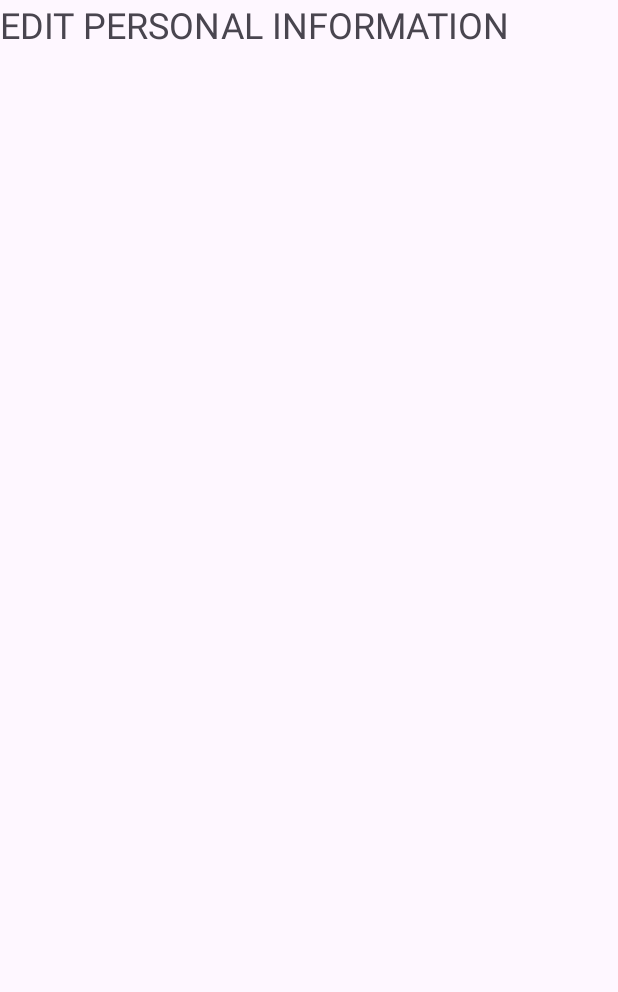
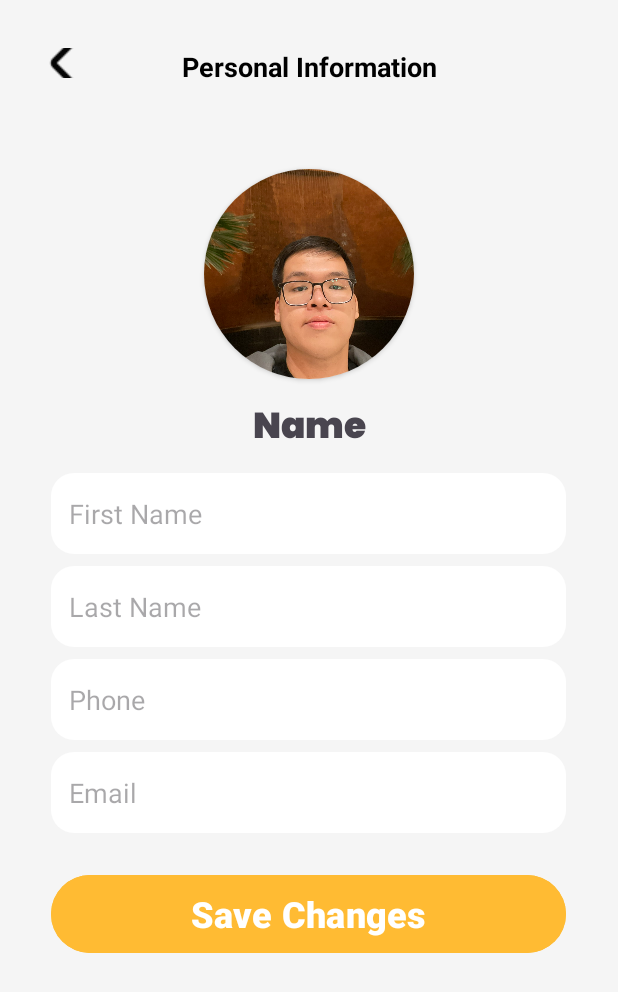
Before and after one commit to ct101apcs/Travelookup, an Android app: the PersonalInfoEditActivity screen opened directly, with no data from a screen before it, on a phone screen of 412 x 824 dp. Shown: the top 992 px of the screen. Run offline under Robolectric (Android 15) with nearby library versions, the phone set to English and light mode, and no system bars.

Commit message:
basic personal info edit

```diff
--- a/app/src/main/java/com/example/travelookup/MainActivity.kt
+++ b/app/src/main/java/com/example/travelookup/MainActivity.kt
@@ -5,6 +5,7 @@ import android.content.Intent
 import android.content.SharedPreferences
 import android.os.Bundle
 import android.os.Handler
+import android.os.Looper
 import android.widget.SeekBar
 import android.widget.Toast
 import androidx.activity.enableEdgeToEdge
@@ -26,8 +27,6 @@ class MainActivity : AppCompatActivity() {
         super.onCreate(savedInstanceState)
         binding = ActivityMainBinding.inflate(layoutInflater)
         setContentView(binding.root)
-
-//        setContentView(R.layout.activity_main)
 
         sharedPref = getSharedPreferences(AppUtils.USERS_SHARED_PREF, AppUtils.PRIVATE_MODE)
 
@@ -51,6 +50,6 @@ class MainActivity : AppCompatActivity() {
             Snackbar.LENGTH_SHORT
         ).show()
 
-        Handler().postDelayed({ doubleBackToExitPressedOnce = false }, 1000)
+        Handler(Looper.getMainLooper()).postDelayed({ doubleBackToExitPressedOnce = false }, 2000)
     }
 }
--- a/app/src/main/java/com/example/travelookup/PersonalInfoEditActivity.kt
+++ b/app/src/main/java/com/example/travelookup/PersonalInfoEditActivity.kt
@@ -2,6 +2,9 @@ package com.example.travelookup
 
 import android.content.SharedPreferences
 import android.os.Bundle
+import android.view.MenuItem
+import android.view.View
+import android.widget.ImageButton
 import androidx.appcompat.app.AppCompatActivity
 
 class PersonalInfoEditActivity : AppCompatActivity() {
@@ -9,5 +12,10 @@ class PersonalInfoEditActivity : AppCompatActivity() {
     override fun onCreate(savedInstanceState: Bundle?) {
         super.onCreate(savedInstanceState)
         setContentView(R.layout.personal_info_edit)
+
+        val backButton:ImageButton = findViewById(R.id.back_button)
+        backButton.setOnClickListener {
+            finish()
+        }
     }
 }
--- /dev/null
+++ b/app/src/main/res/drawable/info_edit_background.xml
@@ -0,0 +1,8 @@
+<?xml version="1.0" encoding="utf-8"?>
+<shape xmlns:android="http://schemas.android.com/apk/res/android"
+    android:shape="rectangle">
+    <size android:width="343dp"
+        android:height="54dp"/>
+    <solid android:color="@color/white"/>
+    <corners android:radius="15dp"/>
+</shape>
--- a/app/src/main/res/layout/personal_info_edit.xml
+++ b/app/src/main/res/layout/personal_info_edit.xml
@@ -1,15 +1,116 @@
 <?xml version="1.0" encoding="utf-8"?>
-<androidx.constraintlayout.widget.ConstraintLayout xmlns:android="http://schemas.android.com/apk/res/android"
+<ScrollView xmlns:android="http://schemas.android.com/apk/res/android"
     xmlns:tools="http://schemas.android.com/tools"
     android:layout_width="match_parent"
-    android:layout_height="match_parent">
+    android:layout_height="match_parent"
+    xmlns:app="http://schemas.android.com/apk/res-auto"
+    android:background="#F5F5F5"
+    android:padding="16dp">
 
-    <TextView
-        android:layout_width="wrap_content"
+    <LinearLayout
+        android:layout_width="match_parent"
         android:layout_height="wrap_content"
-        android:text="EDIT PERSONAL INFORMATION"
-        android:textSize="24sp"
-        android:layout_marginTop="16dp"
-        tools:ignore="MissingConstraints" />
+        android:orientation="vertical">
 
-</androidx.constraintlayout.widget.ConstraintLayout>
+        <RelativeLayout
+            android:layout_width="match_parent"
+            android:layout_height="match_parent"
+            android:padding="16dp">
+
+            <TextView
+                android:id="@+id/personal_info_title"
+                android:layout_width="match_parent"
+                android:layout_height="wrap_content"
+                android:text="Personal Information"
+                style="@style/DefaultTitle"
+                android:layout_gravity="center_horizontal"
+                android:layout_marginBottom="16dp" />
+
+            <ImageButton
+                android:id="@+id/back_button"
+                android:layout_width="20dp"
+                android:layout_height="20dp"
+                android:src="@drawable/ic_back_arrow"
+                android:contentDescription="Back Button"
+                android:background="?android:attr/selectableItemBackground" />
+        </RelativeLayout>
+
+        <!-- Avatar -->
+        <androidx.cardview.widget.CardView
+            android:layout_width="140dp"
+            android:layout_height="140dp"
+            android:layout_marginTop="24dp"
+            android:layout_gravity="center_horizontal"
+            app:cardCornerRadius="70dp">
+
+            <ImageView
+                android:id="@+id/profile_avatar"
+                android:layout_width="match_parent"
+                android:layout_height="match_parent"
+                android:scaleType="centerCrop"
+                android:src="@drawable/ic_profile_avatar" />
+        </androidx.cardview.widget.CardView>
+
+        <TextView
+            android:layout_width="match_parent"
+            android:layout_height="wrap_content"
+            android:layout_marginTop="12dp"
+            android:fontFamily="@font/poppins_black"
+            android:gravity="center"
+            android:textSize="24sp"
+            android:text="Name">
+        </TextView>
+
+        <EditText
+            android:id="@+id/first_name_edit_text"
+            android:layout_width="343dp"
+            android:layout_height="54dp"
+            android:layout_marginTop="8dp"
+            android:background="@drawable/info_edit_background"
+            android:layout_gravity="center_horizontal"
+            android:hint="First Name"
+            android:padding="12dp">
+        </EditText>
+
+        <EditText
+            android:id="@+id/last_name_edit_text"
+            android:layout_width="343dp"
+            android:layout_height="54dp"
+            android:layout_marginTop="8dp"
+            android:background="@drawable/info_edit_background"
+            android:layout_gravity="center_horizontal"
+            android:hint="Last Name"
+            android:padding="12dp">
+        </EditText>
+
+        <EditText
+            android:id="@+id/phone_edit_text"
+            android:layout_width="343dp"
+            android:layout_height="54dp"
+            android:layout_marginTop="8dp"
+            android:background="@drawable/info_edit_background"
+            android:layout_gravity="center_horizontal"
+            android:hint="Phone"
+            android:padding="12dp">
+        </EditText>
+
+        <EditText
+            android:id="@+id/email_edit_text"
+            android:layout_width="343dp"
+            android:layout_height="54dp"
+            android:layout_marginTop="8dp"
+            android:background="@drawable/info_edit_background"
+            android:layout_gravity="center_horizontal"
+            android:hint="Email"
+            android:padding="12dp">
+        </EditText>
+
+        <Button
+            android:layout_width="343dp"
+            android:layout_height="60dp"
+            android:layout_marginTop="24dp"
+            android:layout_gravity="center_horizontal"
+            android:text="Save Changes"
+            style="@style/DefaultSubmitButton" />
+    </LinearLayout>
+</ScrollView>
```
